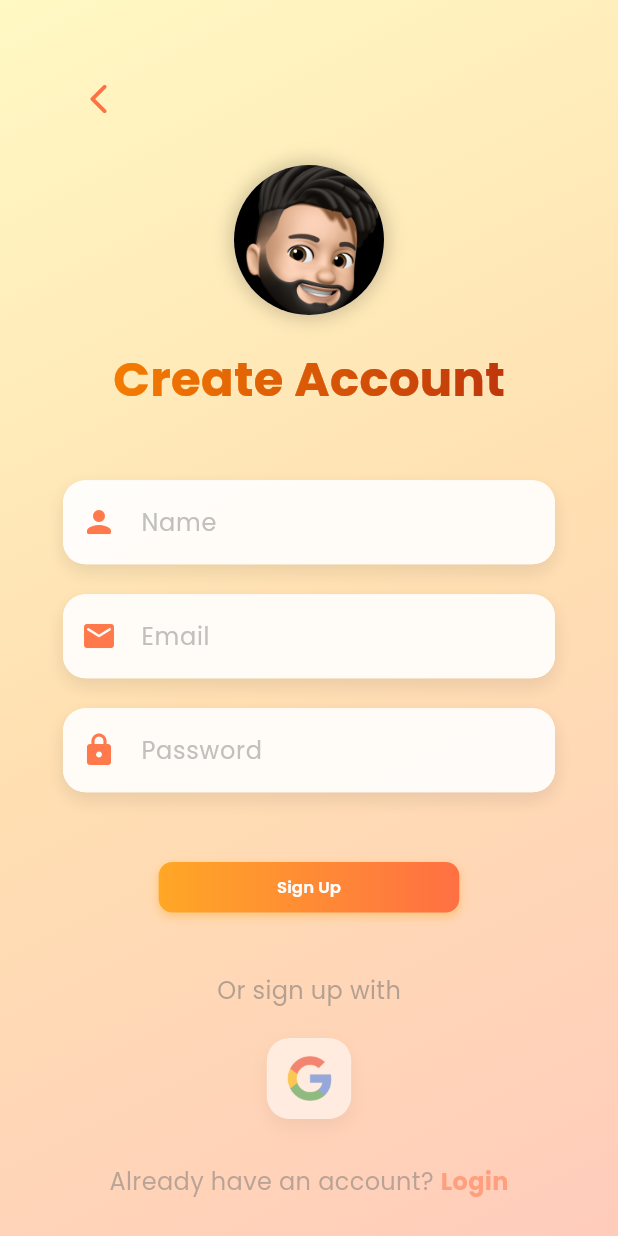
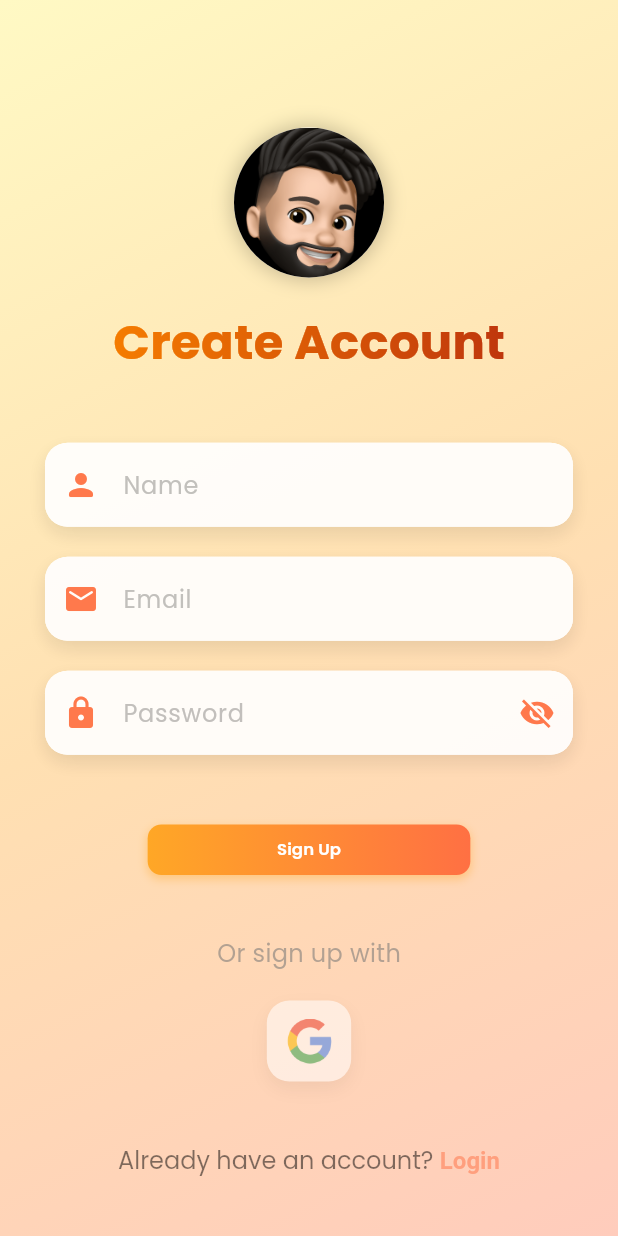
Before and after one commit to keerthana2331/firebase, a Flutter app: the ForgotPassword screen opened directly, after a tap on the "arrow back ios" icon, after a tap on "Login", after a tap on "Sign Up", on a phone screen of 412 x 824 dp. Run offline on Flutter 3.47's test engine with Material 3 defaults, Android fonts, the phone set to English and light mode, and no system bars; our stand-ins replace cloud_firestore, email_validator, firebase_auth, firebase_core, google_fonts, google_sign_in; accounts and stored records are empty; statements that could not run were skipped.

Commit message:
made some changes into it

```diff
--- a/lib/providers/signup_provider.dart
+++ b/lib/providers/signup_provider.dart
@@ -1,11 +1,12 @@
 import 'package:authenticationapp/screens/homepage.dart';
+import 'package:cloud_firestore/cloud_firestore.dart';
 import 'package:firebase_auth/firebase_auth.dart';
 import 'package:flutter/material.dart';
 import 'package:google_sign_in/google_sign_in.dart';
-import 'package:cloud_firestore/cloud_firestore.dart';
 
 class SignUpState extends ChangeNotifier {
   bool _isLoading = false;
+  bool _isPasswordVisible = false; // This field controls the password visibility
   String? _nameError;
   String? _emailError;
   String? _passwordError;
@@ -13,9 +14,16 @@ class SignUpState extends ChangeNotifier {
 
   // Getters
   bool get isLoading => _isLoading;
+  bool get isPasswordVisible => _isPasswordVisible; // Getter for password visibility
   String? get nameError => _nameError;
   String? get emailError => _emailError;
   String? get passwordError => _passwordError;
+
+  // Toggle password visibility
+  void togglePasswordVisibility() {
+    _isPasswordVisible = !_isPasswordVisible;
+    notifyListeners();
+  }
 
   // Validate name
   void validateName(String value) {
@@ -49,7 +57,7 @@ class SignUpState extends ChangeNotifier {
     if (value.isEmpty) {
       _passwordError = 'Please enter your password';
     } else if (value.length < 8) {
-      _passwordError = 'Password must be at least 8 characters long';
+      _passwordError = 'Password must be at least 6 characters long';
     } else if (!passwordRegex.hasMatch(value)) {
       _passwordError =
           'Password must include uppercase, lowercase, number, and special character';
--- a/lib/routes/forgetpasswordcustom.dart
+++ b/lib/routes/forgetpasswordcustom.dart
@@ -1,24 +1,24 @@
-// // custom_page_route.dart
-// import 'package:flutter/material.dart';
+// custom_page_route.dart
+import 'package:flutter/material.dart';
 
-// class CustomPageRoute extends PageRouteBuilder {
-//   final Widget child;
+class CustomPageRoute extends PageRouteBuilder {
+  final Widget child;
 
-//   CustomPageRoute({required this.child})
-//       : super(
-//           transitionDuration: const Duration(milliseconds: 500),
-//           pageBuilder: (context, animation, secondaryAnimation) => child,
-//         );
+  CustomPageRoute({required this.child})
+      : super(
+          transitionDuration: const Duration(milliseconds: 500),
+          pageBuilder: (context, animation, secondaryAnimation) => child,
+        );
 
-//   @override
-//   Widget buildTransitions(BuildContext context, Animation<double> animation,
-//       Animation<double> secondaryAnimation, Widget child) {
-//     return SlideTransition(
-//       position: Tween<Offset>(
-//         begin: const Offset(-1, 0),
-//         end: Offset.zero,
-//       ).animate(animation),
-//       child: child,
-//     );
-//   }
-// }
+  @override
+  Widget buildTransitions(BuildContext context, Animation<double> animation,
+      Animation<double> secondaryAnimation, Widget child) {
+    return SlideTransition(
+      position: Tween<Offset>(
+        begin: const Offset(-1, 0),
+        end: Offset.zero,
+      ).animate(animation),
+      child: child,
+    );
+  }
+}
--- a/lib/screens/forgetpassword.dart
+++ b/lib/screens/forgetpassword.dart
@@ -1,5 +1,6 @@
 // forgot_password_screen.dart
 import 'package:authenticationapp/providers/forgetpassword_provider.dart';
+import 'package:authenticationapp/routes/forgetpasswordcustom.dart' as custom_route;
 import 'package:flutter/material.dart';
 import 'package:provider/provider.dart';
 import 'package:google_fonts/google_fonts.dart';
@@ -111,7 +112,7 @@ class ForgotPassword extends StatelessWidget {
             ),
             onPressed: () => Navigator.pushReplacement(
               context,
-              CustomPageRoute(child: LogIn()),
+              custom_route.CustomPageRoute(child: LogIn()),
             ),
           ),
         );
@@ -310,7 +311,7 @@ class ForgotPassword extends StatelessWidget {
                     );
                     Navigator.pushReplacement(
                       context,
-                      CustomPageRoute(child: LogIn()),
+                      custom_route.CustomPageRoute(child: const LogIn()),
                     );
                   }
                 }
@@ -357,7 +358,7 @@ class ForgotPassword extends StatelessWidget {
               GestureDetector(
                 onTap: () => Navigator.pushReplacement(
                   context,
-                  CustomPageRoute(child: SignUp()),
+                  custom_route.CustomPageRoute(child: SignUp()),
                 ),
                 child: Text(
                   "Sign Up",
--- a/lib/screens/loginpage.dart
+++ b/lib/screens/loginpage.dart
@@ -147,7 +147,7 @@ class LogIn extends StatelessWidget {
   Widget buildPasswordField(TextEditingController passwordController, LoginState loginState) {
   return TextFormField(
     controller: passwordController,
-      obscureText: true,
+    obscureText: !loginState.isPasswordVisible,
     style: GoogleFonts.poppins(fontSize: 16, color: Colors.black87),
     decoration: InputDecoration(
       prefixIcon: Icon(Icons.lock_rounded, color: Colors.deepOrange.shade400),
@@ -168,10 +168,18 @@ class LogIn extends StatelessWidget {
         borderRadius: BorderRadius.circular(15),
         borderSide: BorderSide(color: Colors.red.shade400),
       ),
+      suffixIcon: IconButton(
+        icon: Icon(
+          loginState.isPasswordVisible ? Icons.visibility : Icons.visibility_off,
+          color: Colors.deepOrange.shade400,
+        ),
+        onPressed: () => loginState.togglePasswordVisibility(),
+      ),
     ),
     onChanged: (value) => loginState.validatePassword(value),
   );
 }
+
 
   Widget buildLoginButton(BuildContext context, LoginState loginState, TextEditingController mailController, TextEditingController passwordController) {
     return Container(
--- a/lib/screens/signup.dart
+++ b/lib/screens/signup.dart
@@ -2,8 +2,7 @@ import 'package:flutter/material.dart';
 import 'package:google_fonts/google_fonts.dart';
 import 'package:provider/provider.dart';
 import 'package:authenticationapp/screens/loginpage.dart';
-
-import 'package:authenticationapp/providers/signup_provider.dart'; // Make sure to create this file
+import 'package:authenticationapp/providers/signup_provider.dart'; // Ensure this file exists
 
 class SignUp extends StatelessWidget {
   SignUp({super.key});
@@ -12,6 +11,7 @@ class SignUp extends StatelessWidget {
   final TextEditingController emailController = TextEditingController();
   final TextEditingController passwordController = TextEditingController();
   final TextEditingController nameController = TextEditingController();
+  bool isPasswordVisible = false; // Track password visibility
 
   @override
   Widget build(BuildContext context) {
@@ -37,30 +37,11 @@ class SignUp extends StatelessWidget {
                 child: SafeArea(
                   child: SingleChildScrollView(
                     child: Padding(
-                      padding: const EdgeInsets.all(42.0),
+                      padding: const EdgeInsets.symmetric(horizontal: 30.0, vertical: 85.0),
                       child: Column(
                         crossAxisAlignment: CrossAxisAlignment.start,
                         children: [
-                          TweenAnimationBuilder(
-                            tween: Tween<double>(begin: 0, end: 1),
-                            duration: const Duration(milliseconds: 800),
-                            builder: (context, double value, child) {
-                              return Opacity(
-                                opacity: value,
-                                child: IconButton(
-                                  icon: Icon(
-                                    Icons.arrow_back_ios_rounded,
-                                    color: Colors.deepOrange.shade400,
-                                  ),
-                                  onPressed: () => Navigator.pushReplacement(
-                                    context,
-                                    CustomPageRoute(child: LogIn()),
-                                  ),
-                                ),
-                              );
-                            },
-                          ),
-                          const SizedBox(height: 20),
+                          // Header Section
                           buildHeader(),
                           const SizedBox(height: 40),
                           Form(
@@ -83,11 +64,10 @@ class SignUp extends StatelessWidget {
                                   onChanged: signUpState.validateEmail,
                                 ),
                                 const SizedBox(height: 20),
-                                buildInputField(
+                                buildPasswordField(
                                   controller: passwordController,
                                   hintText: "Password",
                                   icon: Icons.lock_rounded,
-                                  obscureText: true,
                                   errorText: signUpState.passwordError,
                                   onChanged: signUpState.validatePassword,
                                 ),
@@ -122,6 +102,7 @@ class SignUp extends StatelessWidget {
     );
   }
 
+  // Header Widget with Animation
   Widget buildHeader() {
     return TweenAnimationBuilder(
       tween: Tween<double>(begin: 0, end: 1),
@@ -146,7 +127,7 @@ class SignUp extends StatelessWidget {
                   child: CircleAvatar(
                     radius: 50,
                     backgroundColor: Colors.white,
-                    backgroundImage: const AssetImage('assets/avatar.png.png'),
+                    backgroundImage: const AssetImage('assets/avatar.png.png'), // Make sure the image exists
                   ),
                 ),
                 const SizedBox(height: 20),
@@ -174,6 +155,7 @@ class SignUp extends StatelessWidget {
     );
   }
 
+  // Input Field Widget
   Widget buildInputField({
     required TextEditingController controller,
     required String hintText,
@@ -236,6 +218,80 @@ class SignUp extends StatelessWidget {
     );
   }
 
+  // Password Field Widget
+  Widget buildPasswordField({
+    required TextEditingController controller,
+    required String hintText,
+    required IconData icon,
+    String? errorText,
+    required Function(String) onChanged,
+  }) {
+    return TweenAnimationBuilder(
+      tween: Tween<double>(begin: 0, end: 1),
+      duration: const Duration(milliseconds: 1200),
+      builder: (context, double value, child) {
+        return Transform.translate(
+          offset: Offset(0, 50 * (1 - value)),
+          child: Opacity(
+            opacity: value,
+            child: Container(
+              decoration: BoxDecoration(
+                color: Colors.white,
+                borderRadius: BorderRadius.circular(15),
+                boxShadow: [
+                  BoxShadow(
+                    color: Colors.black.withOpacity(0.1),
+                    blurRadius: 10,
+                    offset: const Offset(0, 5),
+                  ),
+                ],
+              ),
+              child: TextFormField(
+                controller: controller,
+                obscureText: !isPasswordVisible,
+                onChanged: onChanged,
+                style: GoogleFonts.poppins(
+                  fontSize: 16,
+                  color: Colors.black87,
+                ),
+                decoration: InputDecoration(
+                  prefixIcon: Icon(
+                    icon,
+                    color: Colors.deepOrange.shade400,
+                  ),
+                  suffixIcon: IconButton(
+                    icon: Icon(
+                      isPasswordVisible
+                          ? Icons.visibility
+                          : Icons.visibility_off,
+                      color: Colors.deepOrange.shade400,
+                    ),
+                    onPressed: () {
+                      isPasswordVisible = !isPasswordVisible;
+                    },
+                  ),
+                  hintText: hintText,
+                  errorText: errorText,
+                  hintStyle: GoogleFonts.poppins(
+                    color: Colors.grey.shade400,
+                    fontSize: 16,
+                  ),
+                  border: OutlineInputBorder(
+                    borderRadius: BorderRadius.circular(15),
+                    borderSide: BorderSide.none,
+                  ),
+                  filled: true,
+                  fillColor: Colors.white,
+                ),
+              ),
+            ),
+          ),
+        );
+      },
+    );
+  }
+
+  // SignUp Button
   Widget buildSignUpButton(BuildContext context, SignUpState signUpState) {
     return TweenAnimationBuilder(
       tween: Tween<double>(begin: 0, end: 1),
@@ -293,7 +349,6 @@ class SignUp extends StatelessWidget {
       },
     );
   }
-
  Widget buildGoogleSignUp(BuildContext context, SignUpState signUpState) {
     return TweenAnimationBuilder(
       tween: Tween<double>(begin: 0, end: 1),
@@ -341,62 +396,48 @@ class SignUp extends StatelessWidget {
     );
   }
 
+  // Login Link Widget
   Widget buildLoginLink(BuildContext context) {
     return TweenAnimationBuilder(
       tween: Tween<double>(begin: 0, end: 1),
       duration: const Duration(milliseconds: 2200),
       builder: (context, double value, child) {
-        return Opacity(
+        return Transform.translate(
+          offset: Offset(0, 20 * (1 - value)),
+          child: Opacity(
             opacity: value,
-          child: Row(
-            mainAxisAlignment: MainAxisAlignment.center,
-            children: [
-              Text(
-                "Already have an account? ",
+            child: GestureDetector(
+              onTap: () {
+                Navigator.pushReplacement(
+                  context,
+                  MaterialPageRoute(
+                    builder: (context) => const LogIn(),
+                  ),
+                );
+              },
+              child: RichText(
+                textAlign: TextAlign.center,
+                text: TextSpan(
                   style: GoogleFonts.poppins(
-                  color: Colors.grey.shade600,
+                    color: Colors.black,
                     fontSize: 16,
                   ),
-              ),
-              GestureDetector(
-                onTap: () => Navigator.pushReplacement(
-                  context,
-                  CustomPageRoute(child: LogIn()),
-                ),
-                child: Text(
-                  "Login",
-                  style: GoogleFonts.poppins(
+                  children: [
+                    const TextSpan(text: "Already have an account? "),
+                    TextSpan(
+                      text: "Login",
+                      style: TextStyle(
                         color: Colors.deepOrange.shade400,
-                    fontSize: 16,
                         fontWeight: FontWeight.bold,
                       ),
                     ),
+                  ],
                 ),
-            ],
+              ),
+            ),
           ),
         );
       },
     );
   }
 }
-
-class CustomPageRoute extends PageRouteBuilder {
-  final Widget child;
-
-  CustomPageRoute({required this.child})
-      : super(
-          pageBuilder: (context, animation, secondaryAnimation) => child,
-          transitionsBuilder: (context, animation, secondaryAnimation, child) {
-            const begin = Offset(1.0, 0.0);
-            const end = Offset.zero;
-            const curve = Curves.easeInOut;
-            var tween =
-                Tween(begin: begin, end: end).chain(CurveTween(curve: curve));
-            var offsetAnimation = animation.drive(tween);
-            return SlideTransition(
-              position: offsetAnimation,
-              child: child,
-            );
-          },
-        );
-}
```
Also changed, not shown: lib/providers/forgetpassword_provider.dart (+41 -21 lines), lib/providers/login_provider.dart (+13 -4 lines), lib/routes/signupcustomroute.dart (added, +20 -0 lines), lib/screens/frontpage.dart (+5 -2 lines). Lines whose indentation alone changed are shown as unchanged.
